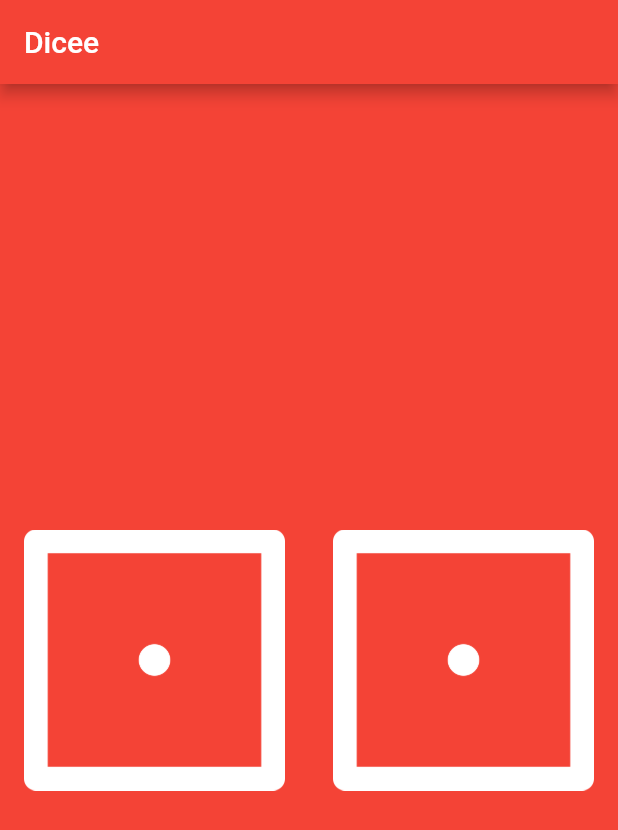
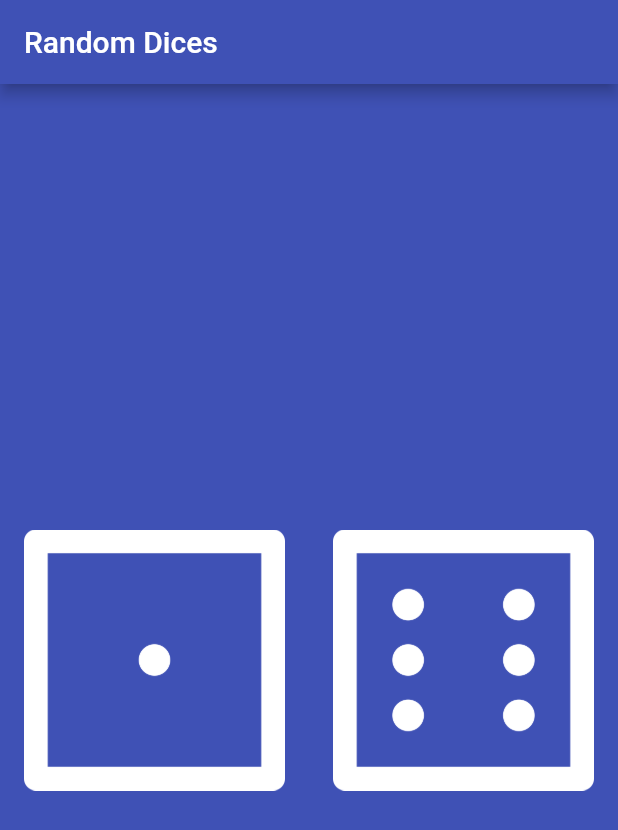
Before and after one commit to AsierDev/flutter-course-app-brewery, a Flutter app: the screen it shows after launch, on a phone screen of 412 x 824 dp. Shown: the top 830 px of the screen. Run offline on Flutter 3.47's test engine with Material 2 defaults, Android fonts, the phone set to English and light mode, and no system bars.

Commit message:
finnish dice

```diff
--- a/dicee-flutter/lib/main.dart
+++ b/dicee-flutter/lib/main.dart
@@ -1,3 +1,5 @@
+import 'dart:math';
+
 import 'package:flutter/material.dart';
 import 'package:flutter/widgets.dart';
 
@@ -5,10 +7,10 @@ void main() {
   return runApp(
     MaterialApp(
       home: Scaffold(
-        backgroundColor: Colors.red,
+        backgroundColor: Colors.indigo,
         appBar: AppBar(
-          title: Text('Dicee'),
-          backgroundColor: Colors.red,
+          title: Text('Random Dices'),
+          backgroundColor: Colors.indigo,
         ),
         body: DicePage(),
       ),
@@ -16,7 +18,20 @@ void main() {
   );
 }
 
-class DicePage extends StatelessWidget {
+class DicePage extends StatefulWidget {
+  @override
+  _DicePageState createState() => _DicePageState();
+}
+
+class _DicePageState extends State<DicePage> {
+  int leftDice = 1;
+  int rightDice = 6;
+
+  void generateNumbers() {
+    leftDice = Random().nextInt(6) + 1;
+    rightDice = Random().nextInt(6) + 1;
+  }
+
   @override
   Widget build(BuildContext context) {
     return Center(
@@ -24,14 +39,14 @@ class DicePage extends StatelessWidget {
         children: <Widget>[
           Expanded(
             child: FlatButton(
-              onPressed: () {},
-              child: Image.asset('images/dice1.png'),
+              onPressed: () => setState(() => generateNumbers()),
+              child: Image.asset('images/dice$leftDice.png'),
             ),
           ),
           Expanded(
             child: FlatButton(
-              onPressed: () {},
-              child: Image.asset('images/dice1.png'),
+              onPressed: () => setState(() => generateNumbers()),
+              child: Image.asset('images/dice$rightDice.png'),
             ),
           ),
         ],
```
